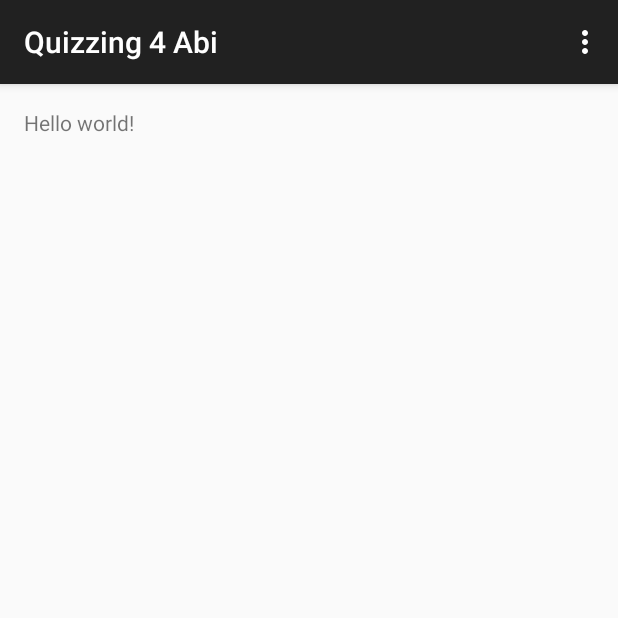
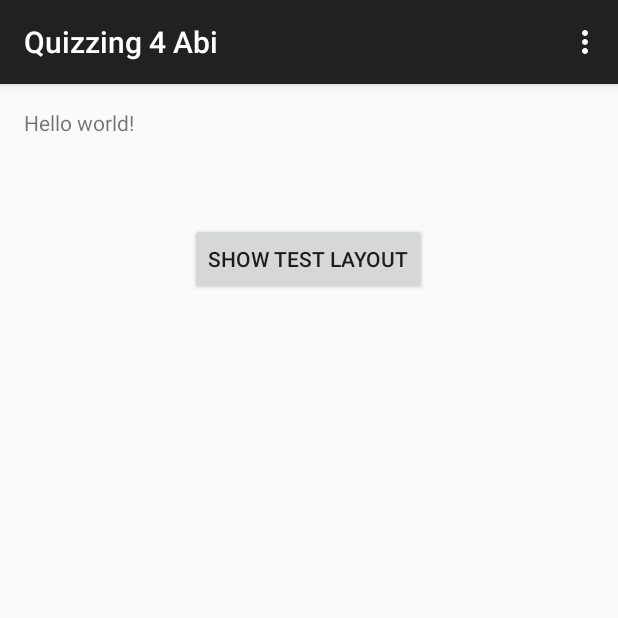
Before and after one commit to Infoabiquiz/Quizzing4Abi, an Android app: the screen it shows after launch (MainActivity), on a phone screen of 412 x 824 dp, the top half of it. Run offline under Robolectric (Android 15) with nearby library versions, the phone set to English and light mode, and no system bars.

```diff
--- a/app/src/main/res/layout/activity_main.xml
+++ b/app/src/main/res/layout/activity_main.xml
@@ -14,4 +14,14 @@
         android:layout_height="wrap_content"
         android:id="@+id/HelloWorldText"/>
 
+    <Button
+        android:layout_width="wrap_content"
+        android:layout_height="wrap_content"
+        android:text="Show Test Layout"
+        android:id="@+id/showTestLayout"
+        android:layout_below="@+id/HelloWorldText"
+        android:layout_centerHorizontal="true"
+        android:layout_marginTop="57dp"
+        android:onClick="onClick"/>
+
 </RelativeLayout>
```
Also changed, not shown: app/src/main/java/com/lfg/informatik/q11/quizzing4abi/MainActivity.java (+12 -0 lines), app/src/main/java/com/lfg/informatik/q11/quizzing4abi/Test.java (added, +13 -0 lines), app/src/main/res/layout/test_layout.xml (added, +13 -0 lines).
